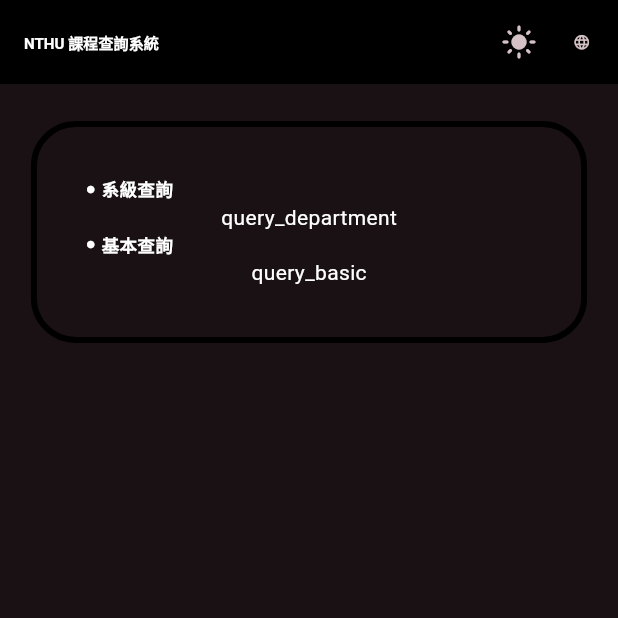
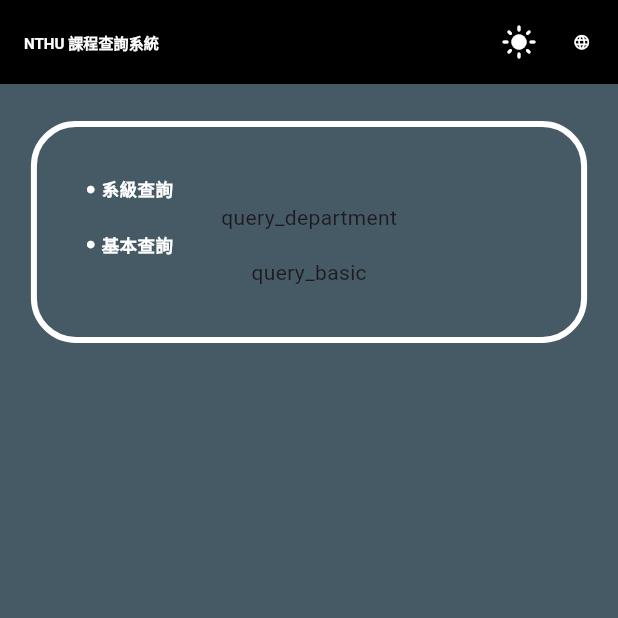
Before and after one commit to NTHU-CLL/NTHU-Curriculum-System, a Flutter app: the screen it shows after launch, after a tap on the "dark mode" icon, on a phone screen of 412 x 824 dp, the top half of it. Run offline on Flutter 3.47's test engine with Material 3 defaults, Android fonts, the phone set to English and light mode, and no system bars; drawn by our look-alikes of dropdown_button2; our stand-ins replace easy_localization, responsive_sizer.

Commit message:
v240402_1138
1. Color system

```diff
--- a/app/lib/color.dart
+++ /dev/null
@@ -1,34 +0,0 @@
-import 'package:flutter/material.dart';
-import 'package:responsive_sizer/responsive_sizer.dart';
-
-ThemeData getTheme(isLight) {
-  return ThemeData(
-    useMaterial3: true,
-    colorScheme: ColorScheme.fromSeed(
-      seedColor: isLight ? Colors.white : Colors.black,
-      background: isLight ? Colors.white : Colors.black45,
-      outline: isLight ? Colors.white : Colors.black,
-      outlineVariant: isLight ? Colors.white : Colors.black,
-      brightness: isLight ? Brightness.light : Brightness.dark,
-    ),
-    appBarTheme: AppBarTheme(
-      color: isLight ? Colors.cyanAccent : Colors.black,
-      titleTextStyle: TextStyle(
-        fontSize: 13.sp,
-        color: isLight ? Colors.black : Colors.white,
-        fontWeight: FontWeight.bold,
-      ),
-    ),
-    textTheme: TextTheme(
-      bodyLarge: TextStyle(color: isLight ? Colors.black : Colors.white),
-      bodyMedium: TextStyle(color: isLight ? Colors.black : Colors.white),
-      bodySmall: TextStyle(color: isLight ? Colors.black : Colors.white),
-      displayLarge: TextStyle(color: isLight ? Colors.black : Colors.white),
-      displayMedium: TextStyle(color: isLight ? Colors.black : Colors.white),
-      displaySmall: TextStyle(color: isLight ? Colors.black : Colors.white),
-      titleLarge: TextStyle(color: isLight ? Colors.black : Colors.white),
-      titleMedium: TextStyle(color: isLight ? Colors.black : Colors.white),
-      titleSmall: TextStyle(color: isLight ? Colors.black : Colors.white),
-    ),
-  );
-}
--- a/app/lib/content.dart
+++ b/app/lib/content.dart
@@ -3,7 +3,7 @@
 import 'package:responsive_sizer/responsive_sizer.dart';
 import 'package:easy_localization/easy_localization.dart';
 
-Widget mainView(BuildContext context, bool isMobile) {
+Widget mainView(BuildContext context, bool isMobile, bool isLight) {
   return SingleChildScrollView(
     child: Container(
       margin: EdgeInsets.symmetric(vertical: 3.h, horizontal: isMobile ? 5.w : 20.w),
@@ -11,12 +11,15 @@
         children: [
           roundBorder(
             context,
+            isLight,
             [
               titleContent(
+                isLight,
                 tr('query_department'),
                 const Text("query_department"),
               ),
               titleContent(
+                isLight,
                 tr('query_basic'),
                 const Text("query_basic"),
               ),
--- a/app/lib/main.dart
+++ b/app/lib/main.dart
@@ -1,11 +1,9 @@
-import 'color.dart';
+import 'object.dart';
 import 'content.dart';
+import 'material.dart';
 import 'package:flutter/material.dart';
 import 'package:responsive_sizer/responsive_sizer.dart';
 import 'package:easy_localization/easy_localization.dart';
-
-import 'material.dart';
-import 'object.dart';
 
 Future<void> main() async {
   WidgetsFlutterBinding.ensureInitialized();
@@ -36,28 +34,34 @@
 
   @override
   Widget build(BuildContext context) {
-    return ResponsiveSizer(
-      maxMobileWidth: 900,
-      builder: (context, orientation, screenType) {
-        bool isLight = mainThemeMode != ThemeMode.dark;
-        bool isMobile = Device.screenType == ScreenType.mobile;
-
     return MaterialApp(
       title: "NTHU Curriculum 課程系統",
-          theme: getTheme(true),
-          darkTheme: getTheme(false),
       themeMode: mainThemeMode,
       debugShowCheckedModeBanner: false,
       localizationsDelegates: context.localizationDelegates,
       supportedLocales: context.supportedLocales,
       locale: context.locale,
-          home: Scaffold(
+      home: ResponsiveSizer(
+        maxMobileWidth: 900,
+        builder: (context, orientation, screenType) {
+          bool isLight = mainThemeMode != ThemeMode.dark;
+          bool isMobile = Device.screenType == ScreenType.mobile;
+          return Scaffold(
+            backgroundColor: isLight ? Colors.white : Colors.blueGrey[700],
             appBar: AppBar(
-              backgroundColor: Theme.of(context).appBarTheme.backgroundColor,
+              backgroundColor: isLight ? Colors.cyanAccent : Colors.black,
               title: const Text('title').tr(),
+              titleTextStyle: TextStyle(
+                fontSize: 13.sp,
+                fontWeight: FontWeight.bold,
+                color: isLight ? Colors.black : Colors.white,
+              ),
               actions: [
                 IconButton(
-                  icon: Icon(isLight ? Icons.dark_mode : Icons.light_mode),
+                  icon: Icon(
+                    isLight ? Icons.dark_mode : Icons.light_mode,
+                    color: isLight ? Colors.black : Colors.white,
+                  ),
                   onPressed: () {
                     setState(() {
                       mainThemeMode = isLight ? ThemeMode.dark : ThemeMode.light;
@@ -66,7 +70,12 @@
                 ),
                 SizedBox(width: 0.5.w),
                 dropDownButton(
-                  Icon(Icons.language, size: 14.sp),
+                  isLight,
+                  Icon(
+                    Icons.language,
+                    size: 14.sp,
+                    color: isLight ? Colors.black : Colors.white,
+                  ),
                   [
                     ButtonItem(
                       name: tr('lang_en'),
@@ -85,10 +94,10 @@
                 SizedBox(width: 2.w),
               ],
             ),
-            body: mainView(context, isMobile),
-          ),
+            body: mainView(context, isMobile, isLight),
           );
         },
+      ),
     );
   }
 }
--- a/app/lib/material.dart
+++ b/app/lib/material.dart
@@ -3,7 +3,7 @@
 import 'package:dropdown_button2/dropdown_button2.dart';
 import 'package:responsive_sizer/responsive_sizer.dart';
 
-Widget dropDownButton(Icon icon, List<ButtonItem> texts) {
+Widget dropDownButton(bool isLight, Icon icon, List<ButtonItem> texts) {
   return DropdownButtonHideUnderline(
     child: DropdownButton2(
       customButton: Container(padding: const EdgeInsets.all(10), child: icon),
@@ -13,7 +13,10 @@
           onTap: item.onPressed,
           child: Text(
             item.name,
-            style: TextStyle(fontSize: 11.sp),
+            style: TextStyle(
+              fontSize: 11.sp,
+              color: isLight ? Colors.black : Colors.white,
+            ),
           ),
         );
       }).toList(),
@@ -23,23 +26,29 @@
         offset: Offset(-1.2.w, -0.5.h),
         decoration: BoxDecoration(borderRadius: BorderRadius.circular(10)),
       ),
-      menuItemStyleData: const MenuItemStyleData(
-        height: 40,
-      ),
+      menuItemStyleData: const MenuItemStyleData(height: 40),
     ),
   );
 }
 
-Widget titleContent(String title, Widget content) {
+Widget titleContent(bool isLight, String title, Widget content) {
   return Column(
     children: [
       Row(
         children: [
-          Icon(Icons.circle, size: 10.sp),
+          Icon(
+            Icons.circle,
+            size: 10.sp,
+            color: isLight ? Colors.black : Colors.white,
+          ),
           SizedBox(width: 1.w),
           Text(
             title,
-            style: TextStyle(fontSize: 14.sp, fontWeight: FontWeight.bold),
+            style: TextStyle(
+              fontSize: 14.sp,
+              fontWeight: FontWeight.bold,
+              color: isLight ? Colors.black : Colors.white,
+            ),
           ),
         ],
       ),
@@ -48,12 +57,12 @@
   );
 }
 
-Widget roundBorder(BuildContext context, List<Widget> content) {
+Widget roundBorder(BuildContext context, bool isLight, List<Widget> content) {
   return Container(
     padding: EdgeInsets.all(4.h),
     decoration: BoxDecoration(
       borderRadius: BorderRadius.circular(30),
-      border: Border.all(width: 4),
+      border: Border.all(width: 4, color: isLight ? Colors.black : Colors.white),
     ),
     child: Column(children: content),
   );
```
Lines whose indentation alone changed are shown as unchanged.
